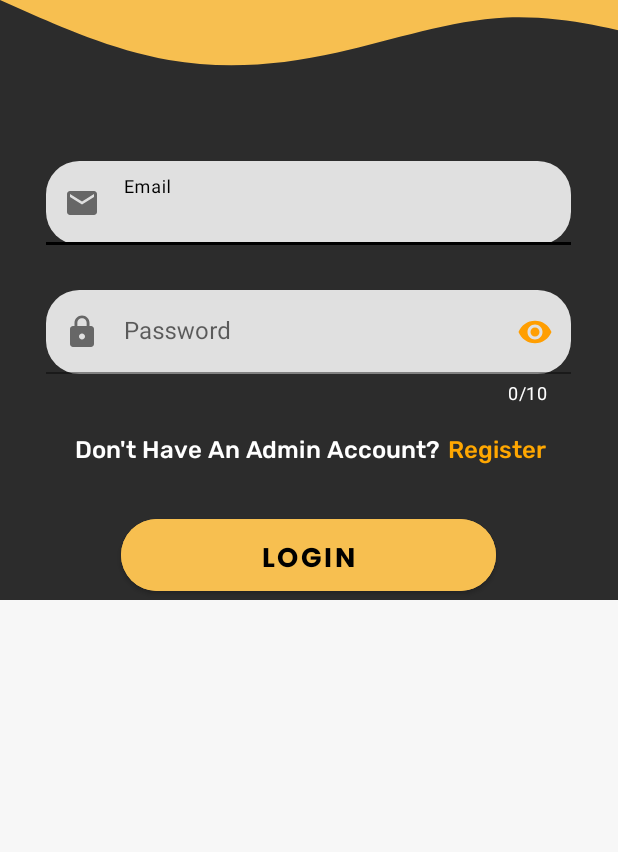
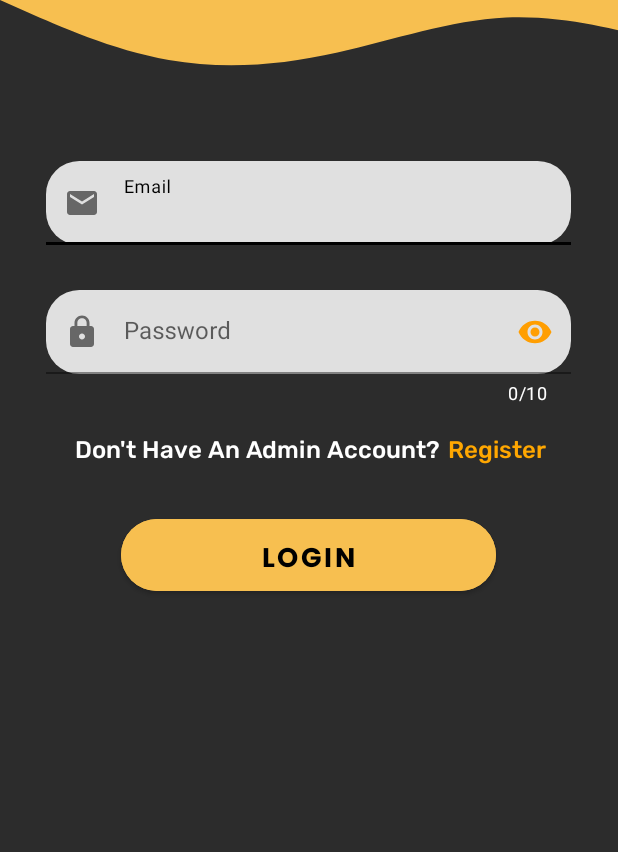
Before and after one commit to AasifFiraz/Saloon-App, an Android app: the Admin_Login screen opened directly, with no data from a screen before it, on a phone screen of 412 x 824 dp, the part 384-1236 px from its top. Run offline under Robolectric (Android 15) with nearby library versions, the phone set to English and light mode, and no system bars.

Commit message:
Minor Changes

```diff
--- a/app/src/main/java/com/aasif/cl_hdcse_95_46/Admin_Login.java
+++ b/app/src/main/java/com/aasif/cl_hdcse_95_46/Admin_Login.java
@@ -85,7 +85,7 @@ public class Admin_Login extends AppCompatActivity {
                         Intent MainScreen = new Intent(getApplicationContext(), AdminAppointments.class);
                         startActivity(MainScreen);
                     }else{
-                        Toast.makeText(getApplicationContext(), "Incorrect Username or Password !", Toast.LENGTH_LONG).show();
+                        Toast.makeText(getApplicationContext(), "Incorrect Email or Password !", Toast.LENGTH_LONG).show();
                     }
                 }
 
--- a/app/src/main/java/com/aasif/cl_hdcse_95_46/Appoinment_Booking.java
+++ b/app/src/main/java/com/aasif/cl_hdcse_95_46/Appoinment_Booking.java
@@ -92,7 +92,9 @@ public class Appoinment_Booking extends AppCompatActivity {
                         btnSelectedTime.setEnabled(true);
                     }
                 }, year, month, day);
-                datedialog.getDatePicker().setMinDate(System.currentTimeMillis() + 24 * 60 * 60 * 1000 + 24 * 60 * 60 * 1000);
+                datedialog.getDatePicker().setMinDate(System.currentTimeMillis()
+//                      Setting the picker date 2 days after the current date
+                        + 24 * 60 * 60 * 1000 + 24 * 60 * 60 * 1000);
 
                 datedialog.getDatePicker().setSpinnersShown(true);
                 datedialog.show();
--- a/app/src/main/java/com/aasif/cl_hdcse_95_46/Customer_Registration.java
+++ b/app/src/main/java/com/aasif/cl_hdcse_95_46/Customer_Registration.java
@@ -224,7 +224,7 @@ public class Customer_Registration extends AppCompatActivity {
                     }
 
                 } else {
-                    //When value is equal to characer
+                    //When value is equal to character
                     //Hides the error Message
                     txtRegName.setError(null);
                 }
--- a/app/src/main/java/com/aasif/cl_hdcse_95_46/MainActivity.java
+++ b/app/src/main/java/com/aasif/cl_hdcse_95_46/MainActivity.java
@@ -87,7 +87,7 @@ public class MainActivity extends AppCompatActivity {
                         Intent MainScreen = new Intent(getApplicationContext(), MainPage.class);
                         startActivity(MainScreen);
                     }else{
-                        Toast.makeText(getApplicationContext(), "Incorrect Username or Password !", Toast.LENGTH_LONG).show();
+                        Toast.makeText(getApplicationContext(), "Incorrect Email or Password !", Toast.LENGTH_LONG).show();
                     }
                 }
 
--- a/app/src/main/res/layout/activity_admin_login.xml
+++ b/app/src/main/res/layout/activity_admin_login.xml
@@ -1,11 +1,12 @@
 <?xml version="1.0" encoding="utf-8"?>
 <ScrollView xmlns:android="http://schemas.android.com/apk/res/android"
+    android:id="@+id/scrollView"
     android:layout_width="match_parent"
-    android:background="#f7f7f7"
     android:layout_height="match_parent"
-    xmlns:app="http://schemas.android.com/apk/res-auto">
+    android:fillViewport="true">
 
-<RelativeLayout
+    <RelativeLayout xmlns:android="http://schemas.android.com/apk/res/android"
+        xmlns:app="http://schemas.android.com/apk/res-auto"
         xmlns:tools="http://schemas.android.com/tools"
         android:id="@+id/RlAdminLogin"
         android:layout_width="match_parent"
```
Also changed, not shown: app/src/main/java/com/aasif/cl_hdcse_95_46/Admin_Registration.java (+4 -4 lines). Lines whose indentation alone changed are shown as unchanged.
